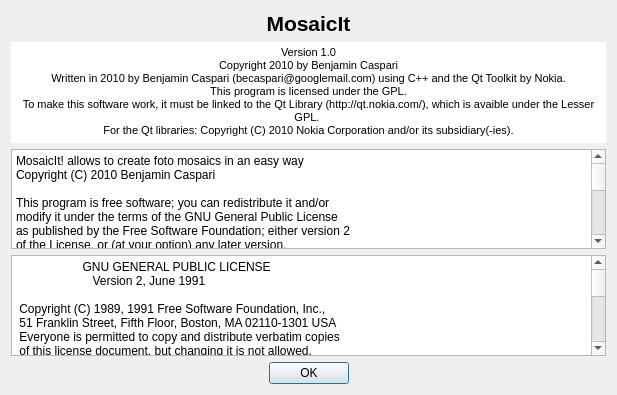
Above: aboutdlg.ui from seanet7or/mosaicit before the change. Below: the same form after it.
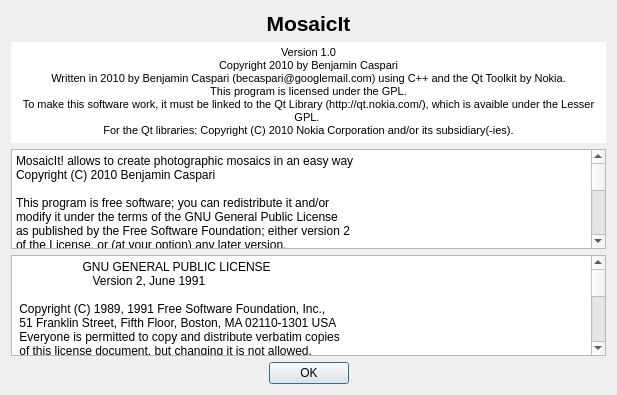
That is the form after the change. Icons and pictures are not drawn.

Commit message: changed foto mosaic/photomosaic to photographic mosaic in english strings and docu

What changed in the file:
```diff
--- a/aboutdlg.ui
+++ b/aboutdlg.ui
@@ -107,7 +107,7 @@
         <bool>true</bool>
        </property>
        <property name="plainText">
-        <string>MosaicIt! allows to create foto mosaics in an easy way
+        <string>MosaicIt! allows to create photographic mosaics in an easy way
 Copyright (C) 2010 Benjamin Caspari
 
 This program is free software; you can redistribute it and/or
```
The commit also changes 3 other files.
